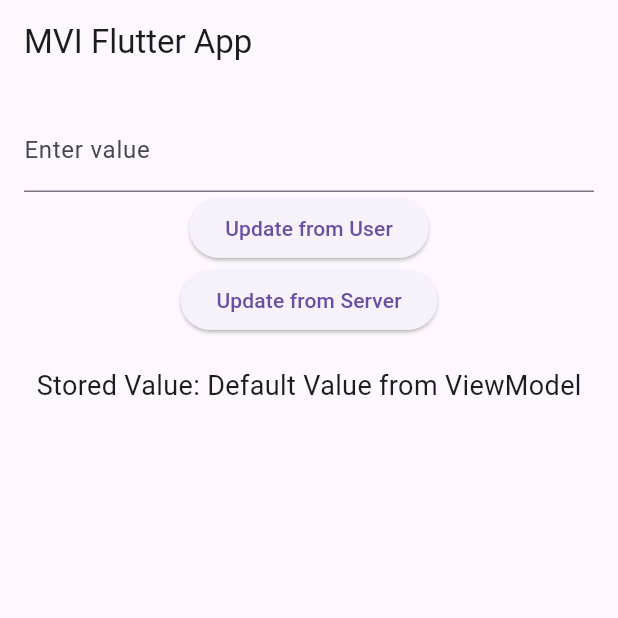
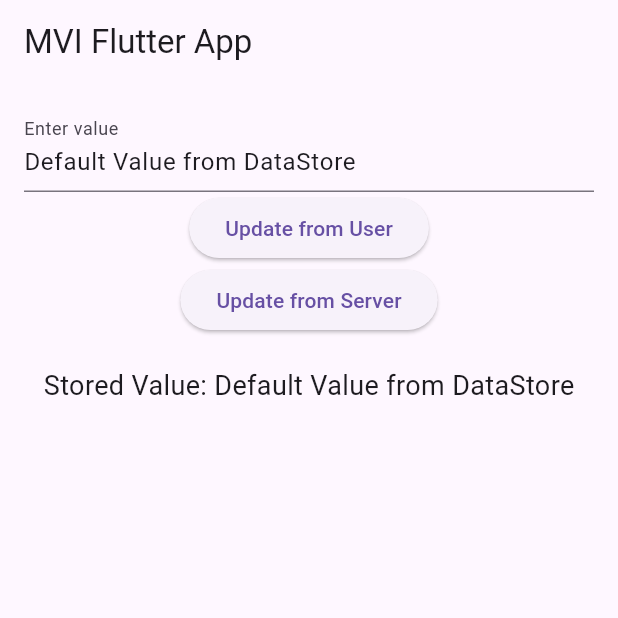
Before and after one commit to sealightclock/test_flutter_dummy_mvi, a Flutter app: the screen it shows after launch, after a tap on "Update from User", on a phone screen of 412 x 824 dp, the top half of it. Run offline on Flutter 3.47's test engine with Material 3 defaults, Android fonts, the phone set to English and light mode, and no system bars; our stand-ins replace shared_preferences.

Commit message:
5th commit: Data persistency across app launches.

```diff
--- a/lib/domain/data/local/my_string_shared_prefs_repository.dart
+++ b/lib/domain/data/local/my_string_shared_prefs_repository.dart
@@ -1,11 +1,17 @@
 import 'package:shared_preferences/shared_preferences.dart';
-
-import '../../entity/my_string_entity.dart';
+import 'package:test_flutter_dummy_mvi/domain/entity/my_string_entity.dart';
 
 class MyStringSharedPrefsRepository {
   Future<MyStringEntity> getMyString() async {
     final prefs = await SharedPreferences.getInstance();
-    return MyStringEntity(prefs.getString('my_string') ?? 'Default Value from DataStore');  // default value for debugging purposes
+    String? storedValue = prefs.getString('my_string');
+
+    if (storedValue == null) {
+      storedValue = 'Default Value from DataStore'; // ✅ Ensure default value is returned
+      await prefs.setString('my_string', storedValue); // ✅ Store the default value once
+    }
+
+    return MyStringEntity(storedValue);
   }
 
   Future<void> storeMyString(String value) async {
--- a/lib/presentation/view/my_string_home_screen.dart
+++ b/lib/presentation/view/my_string_home_screen.dart
@@ -1,11 +1,12 @@
 import 'package:flutter/material.dart';
+import 'package:test_flutter_dummy_mvi/presentation/viewmodel/my_string_viewmodel.dart';
+import 'package:test_flutter_dummy_mvi/presentation/intent/my_string_intent.dart';
+
 import '../../domain/data/local/my_string_shared_prefs_repository.dart';
 import '../../domain/data/remote/my_string_backend_server_repository.dart';
 import '../../domain/usecase/local/get_my_string_from_shared_prefs_use_case.dart';
 import '../../domain/usecase/local/store_my_string_to_shared_prefs_use_case.dart';
 import '../../domain/usecase/remote/get_my_string_from_backend_server_use_case.dart';
-import '../intent/my_string_intent.dart';
-import '../viewmodel/my_string_viewmodel.dart';
 
 class MyStringHomeScreen extends StatefulWidget {
   const MyStringHomeScreen({super.key}); // Fix: Added key parameter
@@ -17,6 +18,7 @@ class MyStringHomeScreen extends StatefulWidget {
 class _MyStringHomeScreenState extends State<MyStringHomeScreen> {
   late MyStringViewModel viewModel;
   late TextEditingController _controller;
+  bool _isDataLoaded = false; // ✅ Ensures UI updates after data loads
 
   @override
   void initState() {
@@ -31,37 +33,48 @@ class _MyStringHomeScreenState extends State<MyStringHomeScreen> {
     );
 
     _controller = TextEditingController();
-    viewModel.loadInitialValue();
+
+    // ✅ Ensure UI updates properly after data loads
+    viewModel.loadInitialValue().then((_) {
+      setState(() {
+        _isDataLoaded = true;
+        _controller.text = viewModel.myString; // ✅ Pre-fill text field with stored value
+      });
+    });
   }
 
   @override
   Widget build(BuildContext context) {
     return Scaffold(
-      appBar: AppBar(title: Text('MVI Flutter App')),
+      appBar: AppBar(title: const Text('MVI Flutter App')),
       body: Padding(
-        padding: EdgeInsets.all(16.0),
-        child: Column(
+        padding: const EdgeInsets.all(16.0),
+        child: _isDataLoaded
+            ? Column(
           children: [
             TextField(
               controller: _controller,
-              decoration: InputDecoration(labelText: 'Enter value'),
+              decoration: const InputDecoration(labelText: 'Enter value'),
             ),
             ElevatedButton(
               onPressed: () {
                 viewModel.handleIntent(UpdateFromUserIntent(_controller.text));
               },
-              child: Text('Update from User'),
+              child: const Text('Update from User'),
             ),
             ElevatedButton(
               onPressed: () {
                 viewModel.handleIntent(UpdateFromServerIntent());
               },
-              child: viewModel.isLoading ? CircularProgressIndicator() : Text('Update from Server'),
+              child: viewModel.isLoading
+                  ? const CircularProgressIndicator()
+                  : const Text('Update from Server'),
             ),
-            SizedBox(height: 20),
-            Text('Stored Value: ${viewModel.myString}', style: TextStyle(fontSize: 18)),
+            const SizedBox(height: 20),
+            Text('Stored Value: ${viewModel.myString}', style: const TextStyle(fontSize: 18)),
           ],
-        ),
+        )
+            : const Center(child: CircularProgressIndicator()), // ✅ Show loading only initially
       ),
     );
   }
--- a/lib/presentation/viewmodel/my_string_viewmodel.dart
+++ b/lib/presentation/viewmodel/my_string_viewmodel.dart
@@ -1,19 +1,18 @@
-
-import 'package:flutter/cupertino.dart';
-
-import '../../domain/entity/my_string_entity.dart';
-import '../../domain/usecase/local/get_my_string_from_shared_prefs_use_case.dart';
-import '../../domain/usecase/local/store_my_string_to_shared_prefs_use_case.dart';
-import '../../domain/usecase/remote/get_my_string_from_backend_server_use_case.dart';
-import '../intent/my_string_intent.dart';
+import 'package:flutter/material.dart';
+import 'package:test_flutter_dummy_mvi/domain/usecase/local/get_my_string_from_shared_prefs_use_case.dart';
+import 'package:test_flutter_dummy_mvi/domain/usecase/local/store_my_string_to_shared_prefs_use_case.dart';
+import 'package:test_flutter_dummy_mvi/domain/usecase/remote/get_my_string_from_backend_server_use_case.dart';
+import 'package:test_flutter_dummy_mvi/domain/entity/my_string_entity.dart';
+import 'package:test_flutter_dummy_mvi/presentation/intent/my_string_intent.dart';
 
 class MyStringViewModel with ChangeNotifier {
   final GetMyStringFromSharedPrefsUseCase getLocalUseCase;
   final StoreMyStringToSharedPrefsUseCase storeLocalUseCase;
   final GetMyStringFromBackendServerUseCase getRemoteUseCase;
 
-  String myString = 'Default Value from ViewModel';
+  String myString = 'Default Value from ViewModel'; // Kept for debugging
   bool isLoading = false;
+  bool isLoadingData = true; // ✅ Added flag for UI synchronization
 
   MyStringViewModel({
     required this.getLocalUseCase,
@@ -25,19 +24,22 @@ class MyStringViewModel with ChangeNotifier {
     if (intent is UpdateFromUserIntent) {
       myString = intent.newValue;
       await storeLocalUseCase.execute(myString);
+      notifyListeners();
     } else if (intent is UpdateFromServerIntent) {
       isLoading = true;
       notifyListeners();
-      MyStringEntity newValue = (await getRemoteUseCase.execute());
+      MyStringEntity newValue = await getRemoteUseCase.execute();
       myString = newValue.value;
       await storeLocalUseCase.execute(myString);
       isLoading = false;
+      notifyListeners();
     }
-    notifyListeners();
   }
 
   Future<void> loadInitialValue() async {
-    myString = (await getLocalUseCase.execute()).value;
-    notifyListeners();
+    MyStringEntity storedEntity = await getLocalUseCase.execute();
+    myString = storedEntity.value;
+    isLoadingData = false; // ✅ Ensure this is updated correctly
+    notifyListeners(); // ✅ This will trigger a UI update
   }
 }
```
